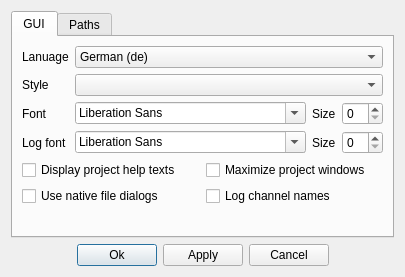
Qt form tools/qchdman/preferencesdialog.ui (qmc2/qmc2-mame-fe) before a commit.
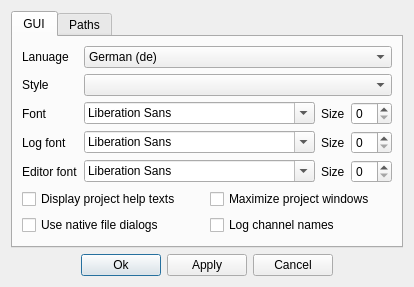
The same form after that commit. Icons and pictures are not drawn.

What changed in the file:
```diff
--- a/tools/qchdman/preferencesdialog.ui
+++ b/tools/qchdman/preferencesdialog.ui
@@ -6,8 +6,8 @@
    <rect>
     <x>0</x>
     <y>0</y>
-    <width>359</width>
-    <height>254</height>
+    <width>369</width>
+    <height>257</height>
    </rect>
   </property>
   <property name="windowTitle">
@@ -175,6 +175,19 @@
          </property>
         </widget>
        </item>
+       <item row="6" column="0" colspan="4">
+        <spacer name="verticalSpacerGUI">
+         <property name="orientation">
+          <enum>Qt::Vertical</enum>
+         </property>
+         <property name="sizeHint" stdset="0">
+          <size>
+           <width>331</width>
+           <height>0</height>
+          </size>
+         </property>
+        </spacer>
+       </item>
        <item row="2" column="1">
         <widget class="QFontComboBox" name="fontComboBoxAppFont">
          <property name="toolTip">
@@ -242,7 +255,7 @@
          </property>
         </widget>
        </item>
-       <item row="4" column="0" colspan="4">
+       <item row="5" column="0" colspan="4">
         <layout class="QGridLayout" name="gridLayoutGuiFlags">
          <item row="0" column="0">
           <widget class="QCheckBox" name="checkBoxShowProjectHelp">
@@ -286,18 +299,45 @@
          </item>
         </layout>
        </item>
-       <item row="5" column="0" colspan="4">
-        <spacer name="verticalSpacerGUI">
-         <property name="orientation">
-          <enum>Qt::Vertical</enum>
+       <item row="4" column="0">
+        <widget class="QLabel" name="labelEditorFont">
+         <property name="sizePolicy">
+          <sizepolicy hsizetype="Fixed" vsizetype="Preferred">
+           <horstretch>0</horstretch>
+           <verstretch>0</verstretch>
+          </sizepolicy>
          </property>
-         <property name="sizeHint" stdset="0">
-          <size>
-           <width>331</width>
-           <height>0</height>
-          </size>
+         <property name="text">
+          <string>Editor font</string>
          </property>
-        </spacer>
+        </widget>
+       </item>
+       <item row="4" column="1">
+        <widget class="QFontComboBox" name="fontComboBoxEditorFont">
+         <property name="toolTip">
+          <string>Editor font</string>
+         </property>
+        </widget>
+       </item>
+       <item row="4" column="2">
+        <widget class="QLabel" name="labelEditorFontSize">
+         <property name="sizePolicy">
+          <sizepolicy hsizetype="Fixed" vsizetype="Preferred">
+           <horstretch>0</horstretch>
+           <verstretch>0</verstretch>
+          </sizepolicy>
+         </property>
+         <property name="text">
+          <string>Size</string>
+         </property>
+        </widget>
+       </item>
+       <item row="4" column="3">
+        <widget class="QSpinBox" name="spinBoxEditorFontSize">
+         <property name="toolTip">
+          <string>Editor font size</string>
+         </property>
+        </widget>
        </item>
       </layout>
      </widget>
```
Left out of the diff: 22 changed lines with no effect on the pictures.
